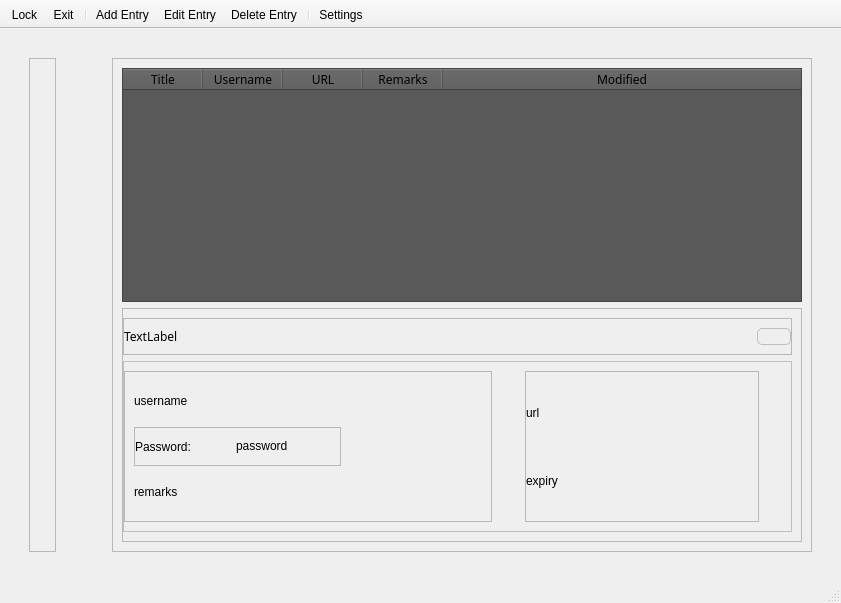
This is password_manager.ui in Quinz7339/CIPM as Qt 5 draws it before an edit. The edited form follows.
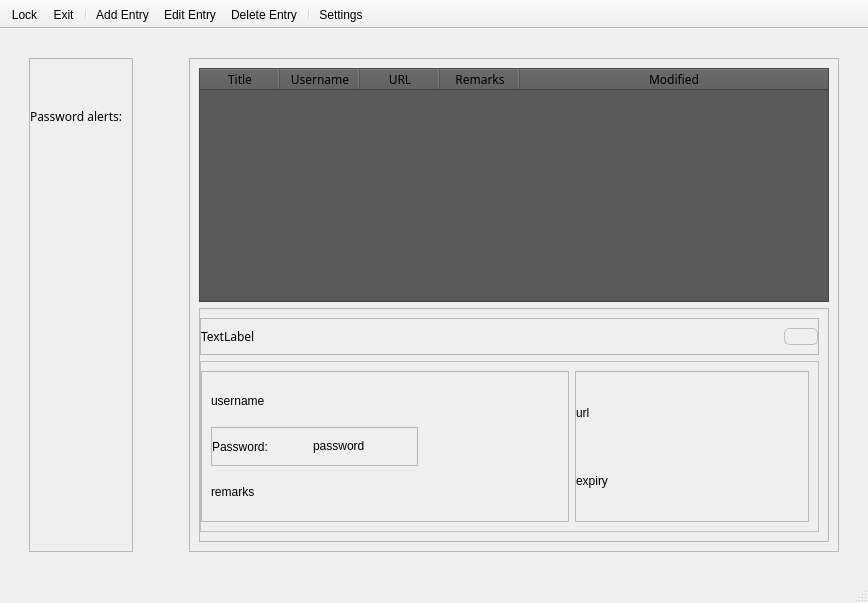
This is the edited form. The open tabs and pages were chosen to show the change. Icons and pictures are not drawn.

The edit to the form file:
```diff
--- a/password_manager.ui
+++ b/password_manager.ui
@@ -53,6 +53,43 @@
            <enum>QFrame::Raised</enum>
           </property>
           <layout class="QVBoxLayout" name="verticalLayout_2">
+           <property name="leftMargin">
+            <number>0</number>
+           </property>
+           <item>
+            <spacer name="verticalSpacer">
+             <property name="orientation">
+              <enum>Qt::Vertical</enum>
+             </property>
+             <property name="sizeType">
+              <enum>QSizePolicy::Fixed</enum>
+             </property>
+             <property name="sizeHint" stdset="0">
+              <size>
+               <width>20</width>
+               <height>40</height>
+              </size>
+             </property>
+            </spacer>
+           </item>
+           <item>
+            <widget class="QLabel" name="label_12">
+             <property name="sizePolicy">
+              <sizepolicy hsizetype="Preferred" vsizetype="Maximum">
+               <horstretch>0</horstretch>
+               <verstretch>0</verstretch>
+              </sizepolicy>
+             </property>
+             <property name="font">
+              <font>
+               <family>HYWenHei</family>
+              </font>
+             </property>
+             <property name="text">
+              <string>Password alerts:</string>
+             </property>
+            </widget>
+           </item>
            <item>
             <widget class="QLabel" name="label">
              <property name="sizePolicy">
@@ -75,6 +112,22 @@
              </property>
             </widget>
            </item>
+           <item>
+            <spacer name="verticalSpacer_2">
+             <property name="orientation">
+              <enum>Qt::Vertical</enum>
+             </property>
+             <property name="sizeType">
+              <enum>QSizePolicy::Fixed</enum>
+             </property>
+             <property name="sizeHint" stdset="0">
+              <size>
+               <width>20</width>
+               <height>40</height>
+              </size>
+             </property>
+            </spacer>
+           </item>
           </layout>
          </widget>
         </item>
```
Left out of the diff: 2 changed lines with no effect on the pictures.
